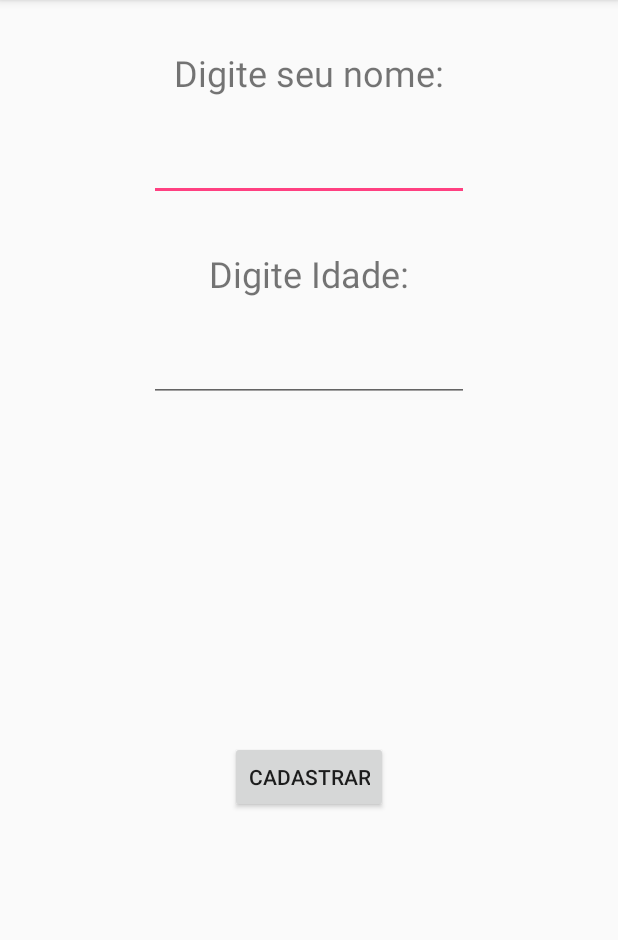
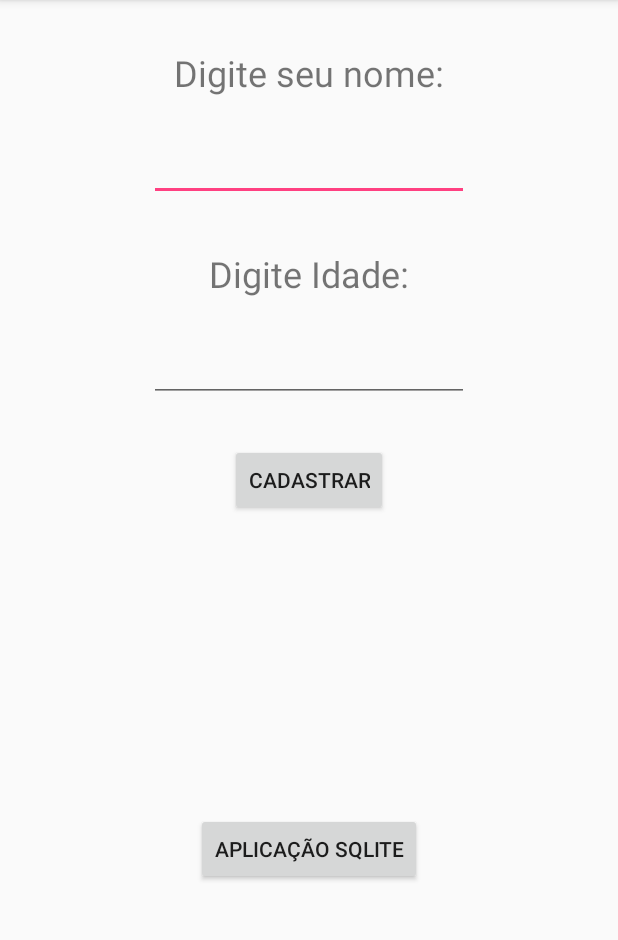
Before and after one commit to matheusfialho13/TestandoPreferencias, an Android app: the screen it shows after launch (MainActivity), on a phone screen of 412 x 824 dp, the part 84-1024 px from its top. Run offline under Robolectric (Android 15) with nearby library versions, the phone set to English and light mode, and no system bars; 1 statement that could not run was skipped.

Commit message:
Adicionado o teste do banco de dado SQLite

```diff
--- a/app/src/main/res/layout/activity_main.xml
+++ b/app/src/main/res/layout/activity_main.xml
@@ -20,8 +20,7 @@
         app:layout_constraintEnd_toEndOf="parent"
         app:layout_constraintHorizontal_bias="0.5"
         app:layout_constraintStart_toStartOf="parent"
-        app:layout_constraintTop_toTopOf="parent"
-         />
+        app:layout_constraintTop_toTopOf="parent" />
 
     <EditText
         android:id="@+id/editName"
@@ -81,9 +80,37 @@
         android:layout_marginStart="8dp"
         android:layout_marginTop="8dp"
         android:text="Cadastrar"
-        app:layout_constraintBottom_toBottomOf="parent"
+        app:layout_constraintBottom_toTopOf="@+id/guideline2"
         app:layout_constraintEnd_toEndOf="parent"
         app:layout_constraintStart_toStartOf="parent"
         app:layout_constraintTop_toBottomOf="@+id/editIdade" />
 
+    <Button
+        android:id="@+id/button2"
+        android:layout_width="wrap_content"
+        android:layout_height="wrap_content"
+        android:layout_marginBottom="8dp"
+        android:layout_marginEnd="8dp"
+        android:layout_marginLeft="8dp"
+        android:layout_marginRight="8dp"
+        android:layout_marginStart="8dp"
+        android:text="Aplicação SQLite"
+        app:layout_constraintBottom_toBottomOf="parent"
+        app:layout_constraintEnd_toEndOf="parent"
+        app:layout_constraintStart_toStartOf="parent"
+        app:layout_constraintTop_toTopOf="@+id/guideline2" />
+
+    <android.support.constraint.Guideline
+        android:id="@+id/guideline2"
+        android:layout_width="wrap_content"
+        android:layout_height="wrap_content"
+        android:orientation="horizontal"
+        app:layout_constraintGuide_begin="372dp" />
+
+    <android.support.constraint.Barrier
+        android:id="@+id/barrier2"
+        android:layout_width="wrap_content"
+        android:layout_height="wrap_content"
+        app:barrierDirection="top" />
+
 </android.support.constraint.ConstraintLayout>
```
Also changed, not shown: app/src/main/AndroidManifest.xml (+8 -0 lines), app/src/main/java/com/example/matheusfialho/testandopreferencias/ControladorBanco.java (added, +37 -0 lines), app/src/main/java/com/example/matheusfialho/testandopreferencias/CriaBanco.java (added, +41 -0 lines), app/src/main/java/com/example/matheusfialho/testandopreferencias/MainActivity.java (+12 -4 lines), app/src/main/java/com/example/matheusfialho/testandopreferencias/SQLiteTeste.java (added, +35 -0 lines), app/src/main/res/layout/sqlite_teste.xml (added, +66 -0 lines).
